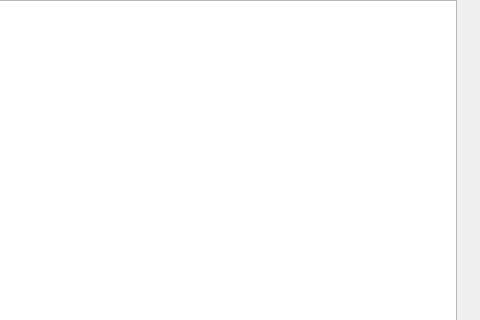
Old version of the form Bomberman/mainwindow.ui in the repository santiagomontoya63645/practica5; both pictures show x 214 to 694 and y 0 to 320 of the 694 by 409 pixel window.
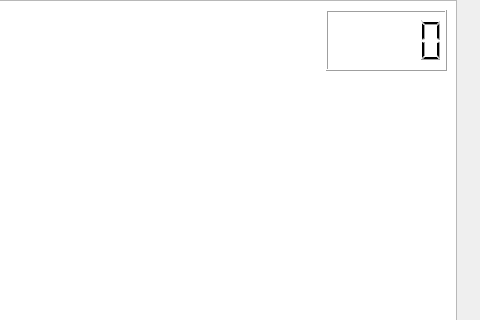
New version of the form.

The edit to the form file:
```diff
--- a/Bomberman/mainwindow.ui
+++ b/Bomberman/mainwindow.ui
@@ -248,6 +248,16 @@
      <string>L</string>
     </property>
    </widget>
+   <widget class="QLCDNumber" name="lcdNumber">
+    <property name="geometry">
+     <rect>
+      <x>540</x>
+      <y>10</y>
+      <width>121</width>
+      <height>61</height>
+     </rect>
+    </property>
+   </widget>
   </widget>
  </widget>
  <layoutdefault spacing="6" margin="11"/>
```
